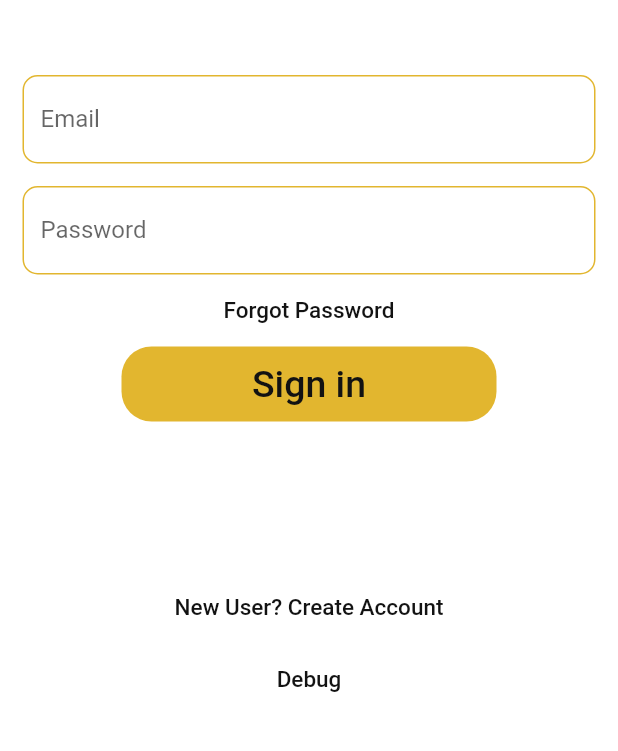
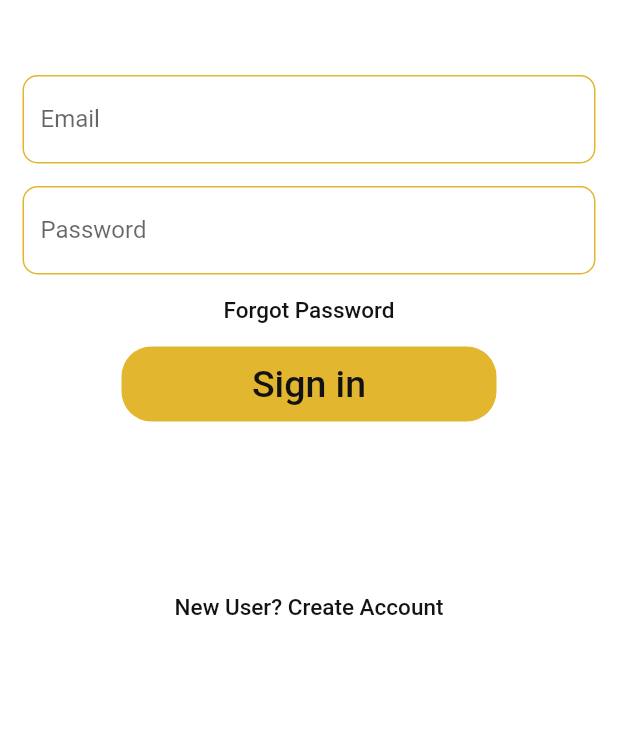
Before and after one commit to gmiak/agilesoftware_beos, a Flutter app: the screen it shows after launch, on a phone screen of 412 x 824 dp, the part 399-1150 px from its top. Run offline on Flutter 3.47's test engine with Material 2 defaults, Android fonts, the phone set to English and light mode, and no system bars; our stand-ins replace auto_size_text, cloud_firestore, firebase_auth, firebase_core, flutter_rating_bar, flutter_slidable and 1 more; missing offline and left inert: tmdb_api; accounts and stored records are empty.

Commit message:
took away debug button

```diff
--- a/app/lib/loginscreen.dart
+++ b/app/lib/loginscreen.dart
@@ -139,17 +139,6 @@ class _LoginScreenState extends State<LoginScreen> {
                 style: TextStyle(color: primaryBlackLight, fontSize: 15),
               ),
             ),
-            TextButton(
-              onPressed: () async {
-                await auth.signIn('test@testsson.se', 'testar');
-                Navigator.push(
-                    context, MaterialPageRoute(builder: (_) => MyHomePage()));
-              },
-              child: Text(
-                'Debug',
-                style: TextStyle(color: primaryBlackLight, fontSize: 15),
-              ),
-            )
           ],
         ),
       ),
```
